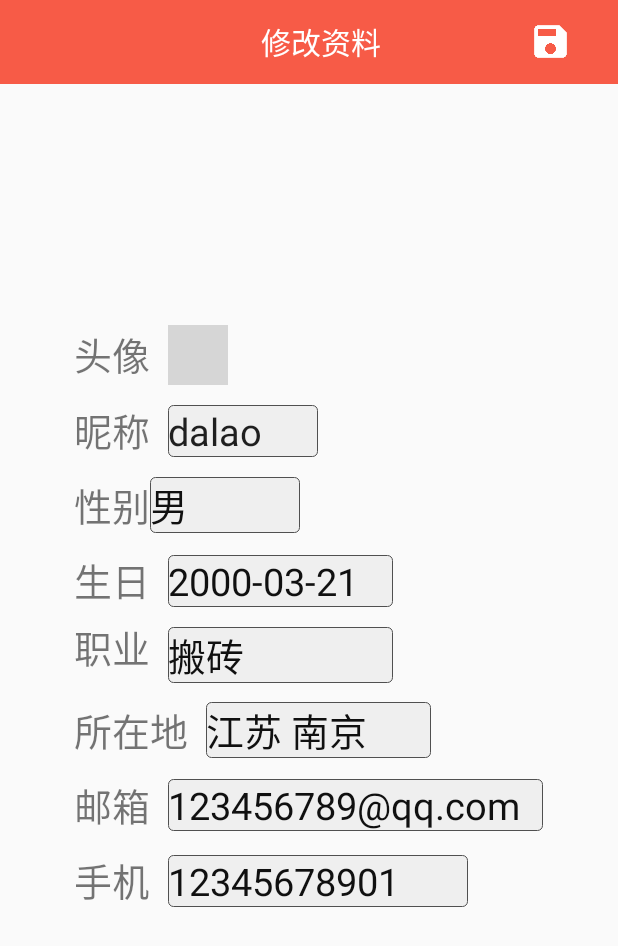
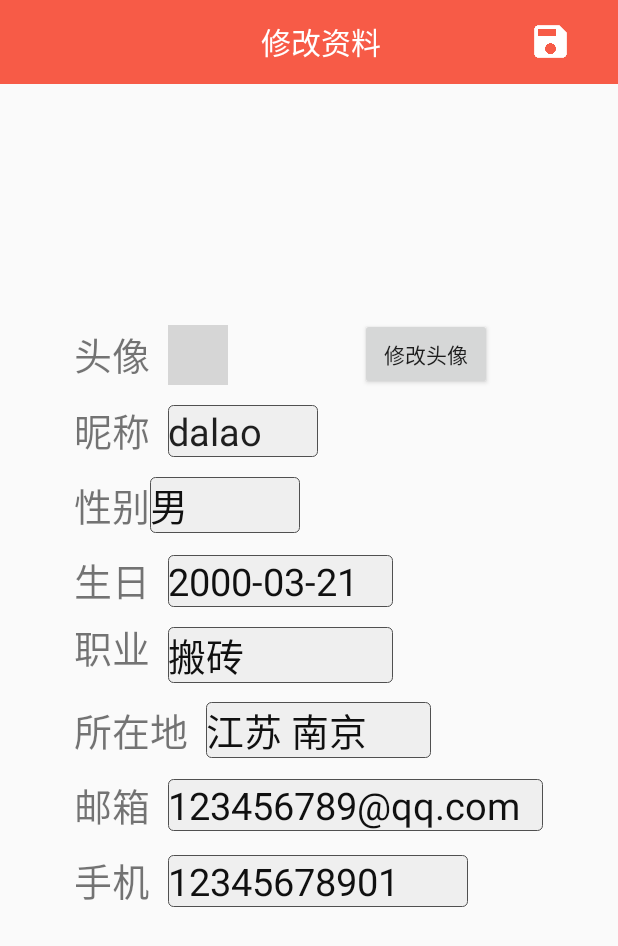
Before and after one commit to wwxxzz/iTravel, an Android app: the ChangeUserInfo screen opened directly, with no data from a screen before it, on a phone screen of 412 x 824 dp. Shown: the top 946 px of the screen. Run offline under Robolectric (Android 15) with nearby library versions, the light colour scheme and no system bars; 5 statements that could not run were skipped; grey boxes are pictures that could not be loaded.

Commit message:
rightbar

```diff
--- a/app/src/main/AndroidManifest.xml
+++ b/app/src/main/AndroidManifest.xml
@@ -4,6 +4,7 @@
 
     <uses-permission android:name="android.permission.INTERNET" />
     <uses-permission android:name="android.permission.WRITE_EXTERNAL_STORAGE" />
+    <uses-permission android:name="android.permission.READ_EXTERNAL_STORAGE" />
 
     <application
         android:name=".ITravelApplication"
@@ -34,7 +35,8 @@
             android:label="@string/app_name" />
         <activity
             android:name=".activity.Home_activity"
-            android:label="首页推荐" />
+            android:label="                首页推荐" />
+
         <activity
             android:name=".activity.Friend_activity"
             android:label="消息通知" />
--- a/app/src/main/java/com/example/aa/itravel/activity/ChangeUserInfo.java
+++ b/app/src/main/java/com/example/aa/itravel/activity/ChangeUserInfo.java
@@ -3,12 +3,20 @@
 import android.app.Activity;
 import android.content.Context;
 import android.content.Intent;
+import android.database.Cursor;
+import android.graphics.Bitmap;
+import android.graphics.BitmapFactory;
+import android.net.Uri;
 import android.os.Bundle;
 import android.os.Handler;
 import android.os.Message;
+import android.provider.MediaStore;
 import android.support.v7.widget.Toolbar;
 import android.util.Log;
+import android.view.Menu;
+import android.view.MenuItem;
 import android.view.View;
+import android.widget.Button;
 import android.widget.EditText;
 import android.widget.ImageView;
 import android.widget.TextView;
@@ -40,6 +48,18 @@
  */
 @ContentView(R.layout.changeinfo)
 public class ChangeUserInfo extends Activity {
+
+	protected static final int CHOOSE_PICTURE = 0;
+	protected static final int TAKE_PICTURE = 1;
+	private static final int CROP_SMALL_PICTURE = 2;
+	protected static Uri tempUri;
+	private ImageView iv_personal_icon;
+
+	@ViewInject(R.id.btn_change)
+	private Button change;
+	@ViewInject(R.id.im_photo)
+	private ImageView image;
+
 	String TAG = "CHANGE_INFO_Activity";
 	String session;
 	OkHttpClient client = new OkHttpClient();
@@ -131,7 +151,79 @@
 		session = bundle.getString("sessionId");
 		Log.i("CHANGE",session);
 		new Thread(runnable).start();  //启动子线程
+
+		/*Button btn_change = (Button) findViewById(R.id.btn_change);
+		iv_personal_icon = (ImageView) findViewById(R.id.im_photo);
+		btn_change.setOnClickListener(new OnClickListener() {
+			@Override
+			public void onClick(View v) {
+				showChoosePicDialog();
+			}
+		});*/
+
+
+		change.setOnClickListener(new View.OnClickListener() {
+			@Override
+			public void onClick(View view) {
+				selectPicture();
+			}
+		});
+
+
+
 	}
+
+	/**
+	 * 从相册选择照片（不裁切）
+	 */
+	private void selectPicture() {
+		// TODO Auto-generated method stub
+		Intent intent=new Intent();
+		intent.setAction(Intent.ACTION_PICK);//Pick an item from the data
+		intent.setType("image/*");//从所有图片中进行选择
+		startActivityForResult(intent, 1);
+	}
+	@Override
+	public void onActivityResult(int requestCode, int resultCode, Intent data) {
+		if (resultCode==RESULT_OK) {//从相册选择照片不裁切
+			try {
+				Uri selectedImage = data.getData(); //获取系统返回的照片的Uri
+				String[] filePathColumn = { MediaStore.Images.Media.DATA };
+				Cursor cursor =getContentResolver().query(selectedImage,
+						filePathColumn, null, null, null);//从系统表中查询指定Uri对应的照片
+				cursor.moveToFirst();
+				int columnIndex = cursor.getColumnIndex(filePathColumn[0]);
+				String picturePath = cursor.getString(columnIndex);  //获取照片路径
+				cursor.close();
+				Bitmap bitmap= BitmapFactory.decodeFile(picturePath);
+				image.setImageBitmap(bitmap);
+			} catch (Exception e) {
+				// TODO Auto-generatedcatch block
+				e.printStackTrace();
+			}
+		}
+		super.onActivityResult(requestCode, resultCode, data);
+	}
+	@Override
+	public boolean onCreateOptionsMenu(Menu menu) {
+		// Inflate the menu; this adds items to the action bar if it is present.
+		getMenuInflater().inflate(R.menu.main, menu);
+		return true;
+	}
+
+	@Override
+	public boolean onOptionsItemSelected(MenuItem item) {
+		// Handle action bar item clicks here. The action bar will
+		// automatically handle clicks on the Home/Up button, so long
+		// as you specify a parent activity in AndroidManifest.xml.
+		int id = item.getItemId();
+		if (id == R.id.action_settings) {
+			return true;
+		}
+		return super.onOptionsItemSelected(item);
+	}
+
+
 
 
 	@Event(value={R.id.iv_right})
@@ -206,4 +298,120 @@
 			}
 		}
 	};
+
+
+
+	/**
+	 * 显示修改头像的对话框
+	 */
+	/*protected void showChoosePicDialog() {
+		AlertDialog.Builder builder = new AlertDialog.Builder(this);
+		builder.setTitle("设置头像");
+		String[] items = { "选择本地照片", "拍照" };
+		builder.setNegativeButton("取消", null);
+		builder.setItems(items, new DialogInterface.OnClickListener() {
+
+			@Override
+			public void onClick(DialogInterface dialog, int which) {
+				switch (which) {
+					case CHOOSE_PICTURE: // 选择本地照片
+						Intent openAlbumIntent = new Intent(
+								Intent.ACTION_GET_CONTENT);
+						openAlbumIntent.setType("image/*");
+						startActivityForResult(openAlbumIntent, CHOOSE_PICTURE);
+						break;
+					case TAKE_PICTURE: // 拍照
+						Intent openCameraIntent = new Intent(
+								MediaStore.ACTION_IMAGE_CAPTURE);
+						tempUri = Uri.fromFile(new File(Environment
+								.getExternalStorageDirectory(), "image.jpg"));
+						// 指定照片保存路径（SD卡），image.jpg为一个临时文件，每次拍照后这个图片都会被替换
+						openCameraIntent.putExtra(MediaStore.EXTRA_OUTPUT, tempUri);
+						startActivityForResult(openCameraIntent, TAKE_PICTURE);
+						break;
+				}
+			}
+		});
+		builder.create().show();
+	}*/
+
+
+	/*@Override
+	protected void onActivityResult(int requestCode, int resultCode, Intent data) {
+		super.onActivityResult(requestCode, resultCode, data);
+		if (resultCode == RESULT_OK) { // 如果返回码是可以用的
+			switch (requestCode) {
+				case TAKE_PICTURE:
+					startPhotoZoom(tempUri); // 开始对图片进行裁剪处理
+					break;
+				case CHOOSE_PICTURE:
+					startPhotoZoom(data.getData()); // 开始对图片进行裁剪处理
+					break;
+				case CROP_SMALL_PICTURE:
+					if (data != null) {
+						setImageToView(data); // 让刚才选择裁剪得到的图片显示在界面上
+					}
+					break;
+			}
+		}
+	}
+*/
+	/**
+	 * 裁剪图片方法实现
+	 *
+	 * @param uri
+	 */
+	/*protected void startPhotoZoom(Uri uri) {
+		if (uri == null) {
+			Log.i("tag", "The uri is not exist.");
+		}
+		tempUri = uri;
+		Intent intent = new Intent("com.android.camera.action.CROP");
+		//intent.setDataAndType(uri, "image/*");
+		// 设置裁剪
+		intent.putExtra("crop", "true");
+		// aspectX aspectY 是宽高的比例
+		intent.putExtra("aspectX", 1);
+		intent.putExtra("aspectY", 1);
+		// outputX outputY 是裁剪图片宽高
+		intent.putExtra("outputX", 150);
+		intent.putExtra("outputY", 150);
+		intent.putExtra("return-data", true);
+		startActivityForResult(intent, CROP_SMALL_PICTURE);
+
+	}*/
+
+	/**
+	 * 保存裁剪之后的图片数据
+	 *
+	 * @param
+	 *
+	 * @param //picdata
+	 */
+	/*protected void setImageToView(Intent data) {
+		Bundle extras = data.getExtras();
+		if (extras != null) {
+			Bitmap photo = extras.getParcelable("data");
+			photo = Utils.toRoundBitmap(photo, tempUri); // 这个时候的图片已经被处理成圆形的了
+			iv_personal_icon.setImageBitmap(photo);
+			//uploadPic(photo);
+		}
+	}
+
+	private void uploadPic(Bitmap bitmap) {
+		// 上传至服务器
+		// ... 可以在这里把Bitmap转换成file，然后得到file的url，做文件上传操作
+		// 注意这里得到的图片已经是圆形图片了
+		// bitmap是没有做个圆形处理的，但已经被裁剪了
+
+		String imagePath = Utils.savePhoto(bitmap, Environment
+				.getExternalStorageDirectory().getAbsolutePath(), String
+				.valueOf(System.currentTimeMillis()));
+		Log.e("imagePath", imagePath+"");
+		if(imagePath != null){
+			// 拿着imagePath上传了
+			// ...
+		}
+	}*/
+
 }
--- a/app/src/main/java/com/example/aa/itravel/activity/Login_activity.java
+++ b/app/src/main/java/com/example/aa/itravel/activity/Login_activity.java
@@ -49,7 +49,9 @@
     String s;
     Response response;
     OkHttpClient client = new OkHttpClient();
+
     String path = Network.URL+"login";
+
    // String path1 = "http://223.3.82.239:8080/iTravel_Server_SSM/AndroidService/refresh";
     public static final MediaType JSON = MediaType.parse("application/json; charset=utf-8");
 
--- a/app/src/main/res/layout/changeinfo.xml
+++ b/app/src/main/res/layout/changeinfo.xml
@@ -18,7 +18,8 @@
             android:layout_centerHorizontal="true"
             android:layout_centerVertical="true"
             android:gravity="center"
-            android:orientation="vertical">
+            android:orientation="vertical"
+            android:id="@+id/linearLayout3">
 
 
             <RelativeLayout
@@ -251,6 +252,17 @@
 
         </LinearLayout>
 
+        <Button
+            android:id="@+id/btn_change"
+            android:layout_width="wrap_content"
+            android:layout_height="wrap_content"
+            android:layout_alignEnd="@+id/linearLayout3"
+            android:layout_alignRight="@+id/linearLayout3"
+            android:layout_alignTop="@+id/linearLayout3"
+            android:layout_marginEnd="34dp"
+            android:layout_marginRight="34dp"
+            android:text="修改头像" />
+
 
     </RelativeLayout>
 
--- a/app/src/main/res/layout/home.xml
+++ b/app/src/main/res/layout/home.xml
@@ -16,7 +16,6 @@
         android:orientation="vertical"
         android:layout_alignParentLeft="true"
         android:layout_alignParentStart="true"
-        android:layout_below="@id/include"
         android:layout_marginTop="55dp"
         android:onClick="event"
         android:descendantFocusability="beforeDescendants"
@@ -34,15 +33,17 @@
         <Button
             android:id="@+id/bt_entertopic"
             style="@android:style/Widget.DeviceDefault.Button.Borderless"
-            android:layout_width="360dp"
+            android:layout_width="match_parent"
             android:layout_height="wrap_content"
             android:text="=进入话题="
+            android:background="#11000000"
             android:textAlignment="center"
             android:textColor="@color/topic"
             android:textSize="16sp"
             android:textStyle="bold"
             android:layout_alignParentBottom="true"
             android:layout_centerHorizontal="true"/>
+
 
         <RelativeLayout
             android:layout_width="match_parent"
--- a/app/src/main/res/values/styles.xml
+++ b/app/src/main/res/values/styles.xml
@@ -23,6 +23,9 @@
         <item name="actionMenuTextColor">@color/whitefont</item> <!--  敲定颜色-->
         <item name="android:textSize">18sp</item> <!--  搞掂字体大小-->
         <item name="colorControlNormal">@color/whitefont</item>
+        <item name="android:textColor">@color/button</item>
+        <item name="android:textColorPrimary">@color/whitefont</item>
+        <item name="overlapAnchor">false</item>  <!--把该属性改为false即可使menu位置位于toolbar之下-->
     </style>
 
 
```
Also changed, not shown: app/src/main/java/com/example/aa/itravel/activity/Friend_activity.java (+42 -7 lines), app/src/main/java/com/example/aa/itravel/activity/Home_activity.java (+37 -9 lines), app/src/main/java/com/example/aa/itravel/activity/Utils.java (added, +134 -0 lines), app/src/main/res/layout/home_bar.xml (+3 -4 lines), app/src/main/res/menu/activity_main_drawer.xml (+7 -30 lines).
